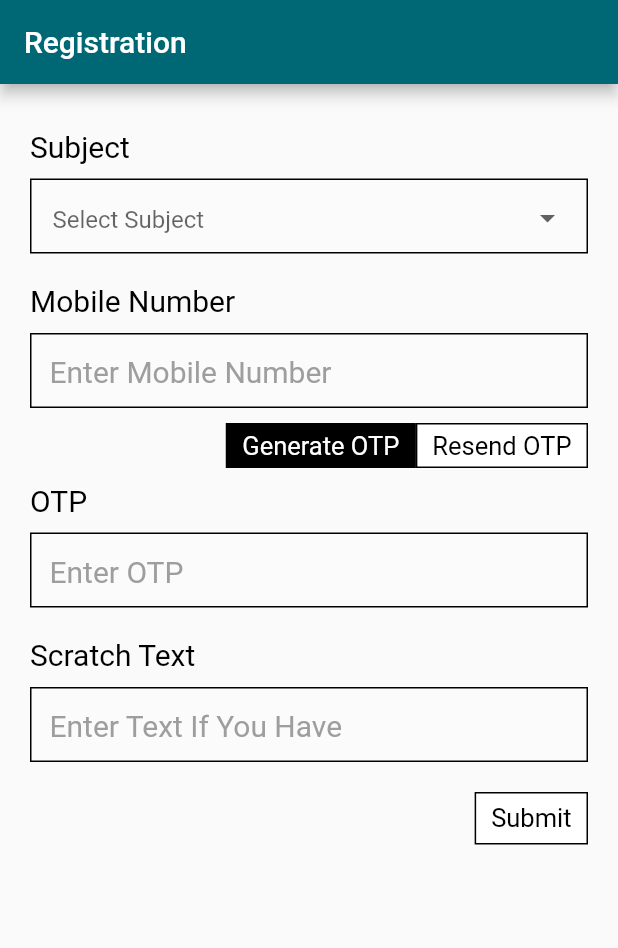
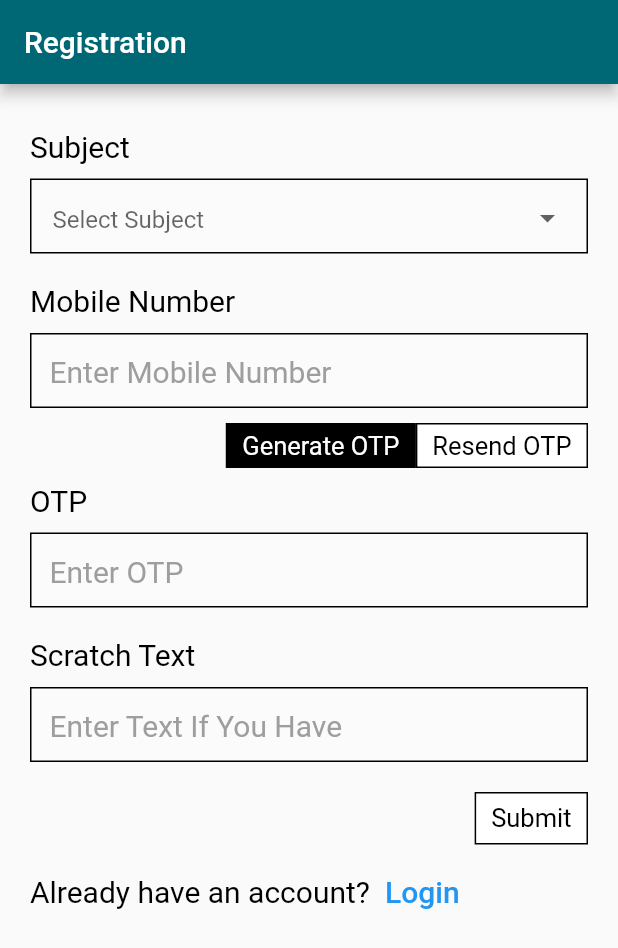
Before and after one commit to gitcoder-23/flutter_demo_book, a Flutter app: the screen it shows after launch, on a phone screen of 412 x 824 dp. Shown: the top 948 px of the screen. Run offline on Flutter 3.47's test engine with Material 3 defaults, Android fonts, the phone set to English and light mode, and no system bars; our stand-ins replace animated_splash_screen; Roboto replaces fonts that are missing (DefaultFontFamily).

Commit message:
Login done

```diff
--- a/lib/pages/HomeScreen.dart
+++ b/lib/pages/RegistrationScreen.dart
@@ -1,15 +1,16 @@
 import 'package:flutter/material.dart';
+import 'package:flutter_demo_book/pages/LoginScreen.dart';
 import 'package:flutter_demo_book/utils/colors.dart';
 import 'package:flutter_demo_book/utils/customWidget.dart';
 
-class HomeScreen extends StatefulWidget {
-  const HomeScreen({super.key});
+class RegistrationScreen extends StatefulWidget {
+  const RegistrationScreen({super.key});
 
   @override
-  State<HomeScreen> createState() => _HomeScreenState();
+  State<RegistrationScreen> createState() => _RegistrationScreenState();
 }
 
-class _HomeScreenState extends State<HomeScreen> {
+class _RegistrationScreenState extends State<RegistrationScreen> {
   @override
   Widget build(BuildContext context) {
     List<String> subjectList = [
@@ -19,9 +20,17 @@ class _HomeScreenState extends State<HomeScreen> {
     ];
     String selectedSubject = '';
 
-    return Scaffold(
-      appBar: AppBar(title: const Text('Registration')),
-      body: Container(
+    return WillPopScope(
+      onWillPop: () async {
+        return false;
+      },
+      child: Scaffold(
+        appBar: AppBar(
+          title: const Text('Registration'),
+          // If Pushreplacement the remove back navigation
+          automaticallyImplyLeading: false,
+        ),
+        body: Container(
           padding: const EdgeInsets.symmetric(vertical: 10, horizontal: 20),
           child: Column(
             children: [
@@ -104,9 +113,37 @@ class _HomeScreenState extends State<HomeScreen> {
                     btnHeight: 35,
                   ),
                 ],
-              )
+              ),
+              const SizedBox(height: 20),
+              Row(
+                children: [
+                  appText(
+                    title: 'Already have an account?',
+                    fontSize: 20,
+                    textColor: blackColor,
+                  ),
+                  const SizedBox(width: 10),
+                  InkWell(
+                    onTap: () {
+                      Navigator.of(context).push(
+                        MaterialPageRoute(
+                          builder: (context) => const LoginScreen(),
+                        ),
+                      );
+                    },
+                    child: appText(
+                      title: 'Login',
+                      fontSize: 20,
+                      textColor: blueColor,
+                      textFontWeight: FontWeight.w500,
+                    ),
+                  ),
+                ],
+              ),
             ],
-          )),
+          ),
+        ),
+      ),
     );
   }
 }
--- a/lib/pages/SplashScreen.dart
+++ b/lib/pages/SplashScreen.dart
@@ -1,6 +1,6 @@
 import 'package:flutter/material.dart';
 import 'package:animated_splash_screen/animated_splash_screen.dart';
-import 'package:flutter_demo_book/pages/HomeScreen.dart';
+import 'package:flutter_demo_book/pages/RegistrationScreen.dart';
 
 class SplashScreen extends StatelessWidget {
   const SplashScreen({super.key});
@@ -11,7 +11,7 @@ class SplashScreen extends StatelessWidget {
       disableNavigation: false,
       backgroundColor: const Color.fromARGB(255, 255, 255, 255),
       duration: 2000,
-      nextScreen: const HomeScreen(),
+      nextScreen: const RegistrationScreen(),
       splash: Image.asset('images/book_logo.png'),
       splashTransition: SplashTransition.fadeTransition,
       splashIconSize: 200,
--- a/lib/utils/customWidget.dart
+++ b/lib/utils/customWidget.dart
@@ -56,6 +56,7 @@ appText({
   required double fontSize,
   String? fontFamily,
   Color? textColor,
+  FontWeight? textFontWeight,
 }) {
   return Container(
     alignment: Alignment.centerLeft,
@@ -66,6 +67,7 @@ appText({
         fontSize: fontSize,
         fontFamily: fontFamily ?? 'DefaultFontFamily',
         color: textColor ?? blackColor,
+        fontWeight: textFontWeight ?? FontWeight.normal,
       ),
     ),
   );
@@ -108,7 +110,8 @@ textfield({
             color: greycolor,
             fontFamily: fontFamily ?? 'DefaultFontFamily',
             fontSize: 14),
-          border: InputBorder.none),
+        border: InputBorder.none,
+      ),
     ),
   );
 }
```
Also changed, not shown: lib/pages/LoginScreen.dart (added, +103 -0 lines). Lines whose indentation alone changed are shown as unchanged.
